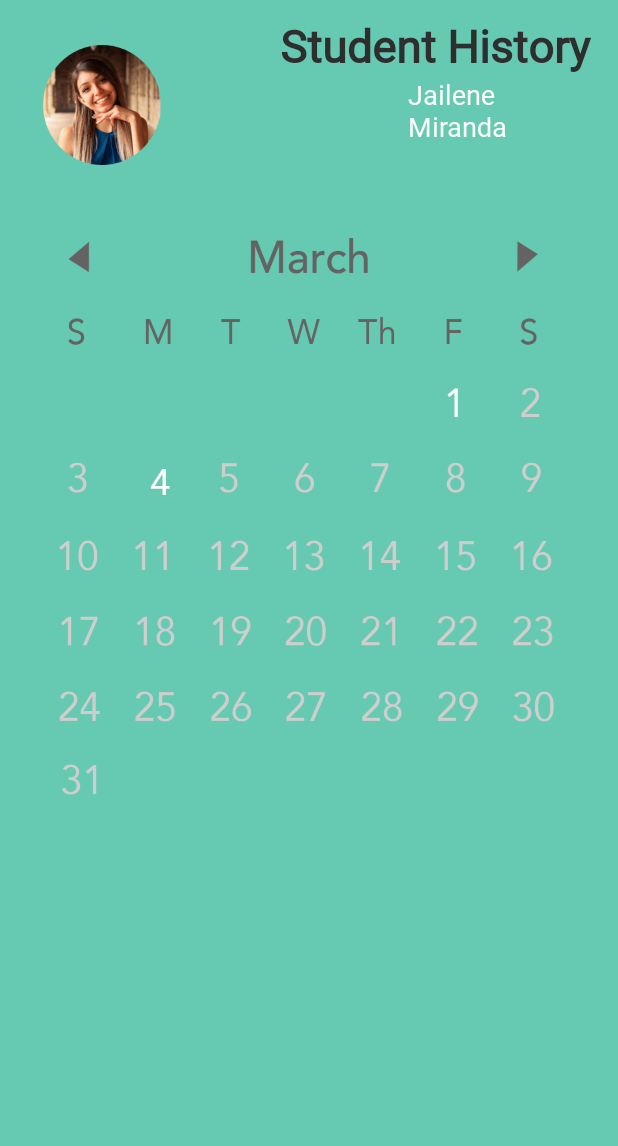
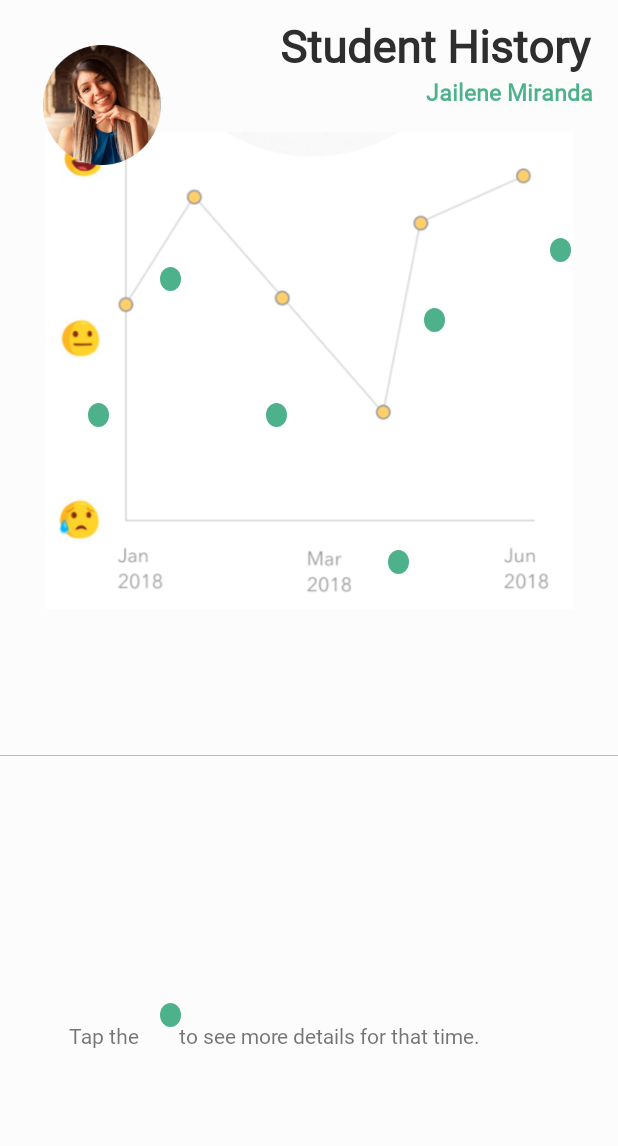
Before and after one commit to educonnect-194h/EduConnect, an Android app: the StudentHistoryActivity screen opened directly, with no data from a screen before it, on a phone screen of 412 x 824 dp, the part 90-1236 px from its top. Run offline under Robolectric (Android 15) with nearby library versions, the phone set to English and light mode, and no system bars.

Commit message:
Revert "database set up and gradle reset"
This reverts commit 71f21a7ff19d26e0aa2bef9535c1b59948c01a3b, reversing
changes made to 3c64cc331ff95e4d0f6301acc27dc0f69298f88b.

```diff
--- a/EduConnectApp/app/src/main/res/drawable/round_graph_button.xml
+++ b/EduConnectApp/app/src/main/res/drawable/round_graph_button.xml
@@ -2,7 +2,7 @@
 <selector xmlns:android="http://schemas.android.com/apk/res/android">
     <item android:state_pressed="false">
         <shape android:shape="oval">
-            <solid android:color="@color/colorPrimaryDark"/>
+            <solid android:color="@color/colorPrimary"/>
         </shape>
     </item>
 </selector>
--- a/EduConnectApp/app/src/main/res/layout/activity_student_detailed_results.xml
+++ b/EduConnectApp/app/src/main/res/layout/activity_student_detailed_results.xml
@@ -11,7 +11,7 @@
         android:layout_height="match_parent"
         android:orientation="vertical"
         android:gravity="center_horizontal"
-        android:background="@color/colorPrimaryDark">
+        android:background="@color/background">
 
 
         <!-- Status Bar Label -->
@@ -35,7 +35,7 @@
         <TextView
             android:layout_width="match_parent"
             android:layout_height="wrap_content"
-            android:text="March 4, 2019"
+            android:text="March 28, 2018"
             android:textSize="25dp"
             android:textColor="@color/darkGray"
             android:fontFamily="@font/avenir"
@@ -51,15 +51,15 @@
             android:text="Jailene was feeling..."
             android:textSize="18dp"
             android:fontFamily="@font/avenir"
-            android:gravity="center"
+            android:layout_marginLeft="20dp"
             android:layout_marginBottom="20dp"/>
 
         <!-- teacher emoji -->
         <ImageView
             android:id="@+id/studentEmoji"
-            android:layout_width="100dp"
-            android:layout_height="100dp"
-            android:src="@drawable/sad" />
+            android:layout_width="50dp"
+            android:layout_height="50dp"
+            android:src="@drawable/very_sad_emoji_icon_png" />
 
         <!-- conjunction... -->
         <TextView
@@ -69,10 +69,8 @@
             android:text="but..."
             android:textSize="18dp"
             android:fontFamily="@font/avenir"
-            android:layout_gravity="center"
-            android:layout_marginLeft="130dp"
+            android:layout_marginLeft="20dp"
             android:layout_marginTop="20dp"/>
-
 
         <!-- explanation -->
         <TextView
@@ -89,15 +87,15 @@
         <!-- Return to Dashboard -->
         <RelativeLayout
             android:layout_width="190dp"
-            android:layout_height="55dp">
+            android:layout_height="45dp">
 
             <ImageButton
                 android:id="@+id/btnBackToDashboard"
                 android:layout_width="match_parent"
-                android:layout_height="250dp"
-                android:background="@drawable/rounded_rectangle_white"
+                android:layout_height="match_parent"
+                android:background="@drawable/dashboard_button_available"
                 android:src="@drawable/back_arrow"
-                android:tint="@color/colorPrimaryDark"
+                android:tint="@color/background"
                 android:scaleType="fitStart"
                 android:paddingVertical="12dp"
                 android:paddingLeft="10dp"
@@ -108,11 +106,9 @@
                 android:layout_width="wrap_content"
                 android:layout_height="wrap_content"
                 android:text="Return to Graph"
-                android:textColor="@color/colorPrimaryDark"
+                android:textColor="@color/background"
                 android:layout_marginLeft="50dp"
                 android:layout_centerVertical="true"
-                android:textSize="18dp"
-                android:textStyle="bold"
                 android:fontFamily="@font/avenir"/>
 
         </RelativeLayout>
--- a/EduConnectApp/app/src/main/res/layout/activity_student_history.xml
+++ b/EduConnectApp/app/src/main/res/layout/activity_student_history.xml
@@ -10,8 +10,14 @@
         android:id="@+id/linearLayout"
         android:layout_width="match_parent"
         android:layout_height="match_parent"
-        android:background="@color/colorPrimaryDark"
+        android:background="@color/background"
         android:orientation="vertical"
+        app:layout_constraintStart_toStartOf="parent"
+        app:layout_constraintBottom_toBottomOf="parent"
+        app:layout_constraintEnd_toEndOf="parent"
+        app:layout_constraintHorizontal_bias="0.0"
+        app:layout_constraintTop_toTopOf="parent"
+        app:layout_constraintVertical_bias="0.118"
         tools:layout_editor_absoluteY="35dp">
 
         <!-- Status Bar Label -->
@@ -53,31 +59,31 @@
             android:layout_width="128dp"
             android:layout_height="wrap_content"
             android:layout_below="@id/statusBar"
-            android:layout_gravity="center"
-            android:layout_marginLeft="130dp"
+            android:layout_gravity="right"
+            android:layout_marginLeft="20dp"
             android:fontFamily="@font/avenir"
             android:text="Jailene Miranda"
-            android:textColor="@color/background"
-            android:textSize="18dp" />
+            android:textColor="@color/colorPrimary"
+            android:textSize="15dp"
+            android:textStyle="bold" />
 
         <!-- Student History section -->
         <LinearLayout
-            android:layout_width="wrap_content"
-            android:layout_height="450dp"
-            android:background="@drawable/emoji_calendar"
-            android:orientation="vertical"
-            android:paddingTop="50dp">
+            android:layout_width="match_parent"
+            android:layout_height="432dp"
+            android:background="@drawable/class_section"
+            android:orientation="vertical">
 
             <!-- student info -->
 
             <!-- action buttons -->
 
-            <!--<ImageView-->
-            <!--android:id="@+id/imageView"-->
-            <!--android:layout_width="match_parent"-->
-            <!--android:layout_height="334dp"-->
-            <!--android:paddingTop="@dimen/activity_horizontal_margin"-->
-            <!--app:srcCompat="@drawable/emoji_calendar" />-->
+            <ImageView
+                android:id="@+id/imageView"
+                android:layout_width="match_parent"
+                android:layout_height="334dp"
+                android:paddingTop="@dimen/activity_horizontal_margin"
+                app:srcCompat="@drawable/studenthistorygraph" />
         </LinearLayout>
 
 
@@ -103,151 +109,155 @@
 
     <ImageView
         android:id="@+id/imageView3"
-        android:layout_width="50dp"
-        android:layout_height="50dp"
-        android:layout_marginTop="200dp"
-        android:layout_marginEnd="280dp"
-        android:layout_marginRight="280dp"
+        android:layout_width="14dp"
+        android:layout_height="16dp"
+        android:layout_marginStart="8dp"
+        android:layout_marginLeft="8dp"
+        android:layout_marginTop="8dp"
+        android:layout_marginEnd="8dp"
+        android:layout_marginRight="8dp"
         android:layout_marginBottom="8dp"
         android:onClick="onGraphButtonClick"
         app:layout_constraintBottom_toBottomOf="parent"
         app:layout_constraintEnd_toEndOf="parent"
+        app:layout_constraintHorizontal_bias="0.259"
+        app:layout_constraintStart_toStartOf="@+id/linearLayout"
         app:layout_constraintTop_toTopOf="parent"
-        app:layout_constraintVertical_bias="0.274"
-        app:srcCompat="@drawable/round_graph_button"/>
+        app:layout_constraintVertical_bias="0.29"
+        app:srcCompat="@drawable/round_graph_button" />
+
+    <ImageView
+        android:id="@+id/imageView8"
+        android:layout_width="14dp"
+        android:layout_height="16dp"
+        android:layout_marginStart="8dp"
+        android:layout_marginLeft="8dp"
+        android:layout_marginTop="8dp"
+        android:layout_marginEnd="8dp"
+        android:layout_marginRight="8dp"
+        android:layout_marginBottom="8dp"
+        app:layout_constraintBottom_toBottomOf="parent"
+        app:layout_constraintEnd_toEndOf="parent"
+        app:layout_constraintHorizontal_bias="0.133"
+        app:layout_constraintStart_toStartOf="@+id/linearLayout"
+        app:layout_constraintTop_toTopOf="parent"
+        app:layout_constraintVertical_bias="0.405"
+        app:srcCompat="@drawable/round_graph_button" />
+
+    <!-- Non functioning Hint button -->
+    <ImageView
+        android:id="@+id/imageView9"
+        android:layout_width="14dp"
+        android:layout_height="16dp"
+        android:layout_marginStart="8dp"
+        android:layout_marginLeft="8dp"
+        android:layout_marginTop="8dp"
+        android:layout_marginEnd="8dp"
+        android:layout_marginRight="8dp"
+        android:layout_marginBottom="8dp"
+        app:layout_constraintBottom_toBottomOf="parent"
+        app:layout_constraintEnd_toEndOf="parent"
+        app:layout_constraintHorizontal_bias="0.259"
+        app:layout_constraintStart_toStartOf="@+id/linearLayout"
+        app:layout_constraintTop_toTopOf="parent"
+        app:layout_constraintVertical_bias="0.91"
+        app:srcCompat="@drawable/round_graph_button" />
+
+    <ImageView
+        android:id="@+id/imageView4"
+        android:layout_width="14dp"
+        android:layout_height="16dp"
+        android:layout_marginStart="8dp"
+        android:layout_marginLeft="8dp"
+        android:layout_marginTop="8dp"
+        android:layout_marginEnd="8dp"
+        android:layout_marginRight="8dp"
+        android:layout_marginBottom="8dp"
+        android:onClick="onGraphButtonClick"
+        app:layout_constraintBottom_toBottomOf="parent"
+        app:layout_constraintEnd_toEndOf="parent"
+        app:layout_constraintHorizontal_bias="0.443"
+        app:layout_constraintStart_toStartOf="@+id/linearLayout"
+        app:layout_constraintTop_toTopOf="parent"
+        app:layout_constraintVertical_bias="0.405"
+        app:srcCompat="@drawable/round_graph_button" />
+
+    <ImageView
+        android:id="@+id/imageView5"
+        android:layout_width="14dp"
+        android:layout_height="16dp"
+        android:layout_marginStart="8dp"
+        android:layout_marginLeft="8dp"
+        android:layout_marginTop="8dp"
+        android:layout_marginEnd="8dp"
+        android:layout_marginRight="8dp"
+        android:layout_marginBottom="8dp"
+        android:onClick="onGraphButtonClick"
+        app:layout_constraintBottom_toBottomOf="parent"
+        app:layout_constraintEnd_toEndOf="parent"
+        app:layout_constraintHorizontal_bias="0.656"
+        app:layout_constraintStart_toStartOf="@+id/linearLayout"
+        app:layout_constraintTop_toTopOf="parent"
+        app:layout_constraintVertical_bias="0.529"
+        app:srcCompat="@drawable/round_graph_button" />
+
+    <ImageView
+        android:id="@+id/imageView6"
+        android:layout_width="14dp"
+        android:layout_height="16dp"
+        android:layout_marginStart="8dp"
+        android:layout_marginLeft="8dp"
+        android:layout_marginTop="8dp"
+        android:layout_marginEnd="8dp"
+        android:layout_marginRight="8dp"
+        android:layout_marginBottom="8dp"
+        android:onClick="onGraphButtonClick"
+        app:layout_constraintBottom_toBottomOf="parent"
+        app:layout_constraintEnd_toEndOf="parent"
+        app:layout_constraintHorizontal_bias="0.719"
+        app:layout_constraintStart_toStartOf="@+id/linearLayout"
+        app:layout_constraintTop_toTopOf="parent"
+        app:layout_constraintVertical_bias="0.325"
+        app:srcCompat="@drawable/round_graph_button" />
+
+    <ImageView
+        android:id="@+id/imageView7"
+        android:layout_width="14dp"
+        android:layout_height="16dp"
+        android:layout_marginStart="8dp"
+        android:layout_marginLeft="8dp"
+        android:layout_marginTop="8dp"
+        android:layout_marginEnd="8dp"
+        android:layout_marginRight="8dp"
+        android:layout_marginBottom="8dp"
+        android:onClick="onGraphButtonClick"
+        app:layout_constraintBottom_toBottomOf="parent"
+        app:layout_constraintEnd_toEndOf="parent"
+        app:layout_constraintHorizontal_bias="0.939"
+        app:layout_constraintStart_toStartOf="@+id/linearLayout"
+        app:layout_constraintTop_toTopOf="parent"
+        app:layout_constraintVertical_bias="0.266"
+        app:srcCompat="@drawable/round_graph_button" />
 
     <TextView
-        android:id="@+id/text3"
-        android:layout_width="50dp"
-        android:layout_height="50dp"
-        android:layout_marginTop="200dp"
-        android:layout_marginEnd="280dp"
-        android:layout_marginRight="280dp"
+        android:layout_width="358dp"
+        android:layout_height="99dp"
+        android:layout_marginStart="8dp"
+        android:layout_marginLeft="8dp"
+        android:layout_marginTop="8dp"
+        android:layout_marginEnd="8dp"
+        android:layout_marginRight="8dp"
         android:layout_marginBottom="8dp"
         android:fontFamily="@font/avenir"
-        android:text="4"
-        android:gravity="center"
-        android:textSize="24dp"
-        android:onClick="onGraphButtonClick"
-        android:textColor="@color/background"
+        android:gravity="bottom"
+        android:padding="30dp"
+        android:text="Tap the        to see more details for that time."
+        android:textSize="14dp"
         app:layout_constraintBottom_toBottomOf="parent"
         app:layout_constraintEnd_toEndOf="parent"
+        app:layout_constraintHorizontal_bias="0.216"
+        app:layout_constraintStart_toStartOf="parent"
         app:layout_constraintTop_toTopOf="parent"
-        app:layout_constraintVertical_bias="0.274"
-        app:srcCompat="@drawable/round_graph_button"/>
-
-    <!--<ImageView-->
-        <!--android:id="@+id/imageView8"-->
-        <!--android:layout_width="14dp"-->
-        <!--android:layout_height="16dp"-->
-        <!--android:layout_marginStart="8dp"-->
-        <!--android:layout_marginLeft="8dp"-->
-        <!--android:layout_marginTop="8dp"-->
-        <!--android:layout_marginEnd="8dp"-->
-        <!--android:layout_marginRight="8dp"-->
-        <!--android:layout_marginBottom="8dp"-->
-        <!--app:layout_constraintBottom_toBottomOf="parent"-->
-        <!--app:layout_constraintEnd_toEndOf="parent"-->
-        <!--app:layout_constraintHorizontal_bias="0.133"-->
-        <!--app:layout_constraintStart_toStartOf="@+id/linearLayout"-->
-        <!--app:layout_constraintTop_toTopOf="parent"-->
-        <!--app:layout_constraintVertical_bias="0.405"-->
-        <!--app:srcCompat="@drawable/round_graph_button" />-->
-
-    <!-- Non functioning Hint button -->
-    <!--<ImageView-->
-        <!--android:id="@+id/imageView9"-->
-        <!--android:layout_width="14dp"-->
-        <!--android:layout_height="16dp"-->
-        <!--android:layout_marginStart="8dp"-->
-        <!--android:layout_marginLeft="8dp"-->
-        <!--android:layout_marginTop="8dp"-->
-        <!--android:layout_marginEnd="8dp"-->
-        <!--android:layout_marginRight="8dp"-->
-        <!--android:layout_marginBottom="8dp"-->
-        <!--app:layout_constraintBottom_toBottomOf="parent"-->
-        <!--app:layout_constraintEnd_toEndOf="parent"-->
-        <!--app:layout_constraintHorizontal_bias="0.259"-->
-        <!--app:layout_constraintStart_toStartOf="@+id/linearLayout"-->
-        <!--app:layout_constraintTop_toTopOf="parent"-->
-        <!--app:layout_constraintVertical_bias="0.91"-->
-        <!--app:srcCompat="@drawable/round_graph_button" />-->
-
-    <!--<ImageView-->
-        <!--android:id="@+id/imageView4"-->
-        <!--android:layout_width="14dp"-->
-        <!--android:layout_height="16dp"-->
-        <!--android:layout_marginStart="8dp"-->
-        <!--android:layout_marginLeft="8dp"-->
-        <!--android:layout_marginTop="8dp"-->
-        <!--android:layout_marginEnd="8dp"-->
-        <!--android:layout_marginRight="8dp"-->
-        <!--android:layout_marginBottom="8dp"-->
-        <!--android:onClick="onGraphButtonClick"-->
-        <!--app:layout_constraintBottom_toBottomOf="parent"-->
-        <!--app:layout_constraintEnd_toEndOf="parent"-->
-        <!--app:layout_constraintHorizontal_bias="0.443"-->
-        <!--app:layout_constraintStart_toStartOf="@+id/linearLayout"-->
-        <!--app:layout_constraintTop_toTopOf="parent"-->
-        <!--app:layout_constraintVertical_bias="0.405"-->
-        <!--app:srcCompat="@drawable/round_graph_button" />-->
-
-    <!--<ImageView-->
-        <!--android:id="@+id/imageView5"-->
-        <!--android:layout_width="14dp"-->
-        <!--android:layout_height="16dp"-->
-        <!--android:layout_marginStart="8dp"-->
-        <!--android:layout_marginLeft="8dp"-->
-        <!--android:layout_marginTop="8dp"-->
-        <!--android:layout_marginEnd="8dp"-->
-        <!--android:layout_marginRight="8dp"-->
-        <!--android:layout_marginBottom="8dp"-->
-        <!--android:onClick="onGraphButtonClick"-->
-        <!--app:layout_constraintBottom_toBottomOf="parent"-->
-        <!--app:layout_constraintEnd_toEndOf="parent"-->
-        <!--app:layout_constraintHorizontal_bias="0.656"-->
-        <!--app:layout_constraintStart_toStartOf="@+id/linearLayout"-->
-        <!--app:layout_constraintTop_toTopOf="parent"-->
-        <!--app:layout_constraintVertical_bias="0.529"-->
-        <!--app:srcCompat="@drawable/round_graph_button" />-->
-
-    <!--<ImageView-->
-        <!--android:id="@+id/imageView6"-->
-        <!--android:layout_width="14dp"-->
-        <!--android:layout_height="16dp"-->
-        <!--android:layout_marginStart="8dp"-->
-        <!--android:layout_marginLeft="8dp"-->
-        <!--android:layout_marginTop="8dp"-->
-        <!--android:layout_marginEnd="8dp"-->
-        <!--android:layout_marginRight="8dp"-->
-        <!--android:layout_marginBottom="8dp"-->
-        <!--android:onClick="onGraphButtonClick"-->
-        <!--app:layout_constraintBottom_toBottomOf="parent"-->
-        <!--app:layout_constraintEnd_toEndOf="parent"-->
-        <!--app:layout_constraintHorizontal_bias="0.719"-->
-        <!--app:layout_constraintStart_toStartOf="@+id/linearLayout"-->
-        <!--app:layout_constraintTop_toTopOf="parent"-->
-        <!--app:layout_constraintVertical_bias="0.325"-->
-        <!--app:srcCompat="@drawable/round_graph_button" />-->
-
-    <!--<ImageView-->
-        <!--android:id="@+id/imageView7"-->
-        <!--android:layout_width="14dp"-->
-        <!--android:layout_height="16dp"-->
-        <!--android:layout_marginStart="8dp"-->
-        <!--android:layout_marginLeft="8dp"-->
-        <!--android:layout_marginTop="8dp"-->
-        <!--android:layout_marginEnd="8dp"-->
-        <!--android:layout_marginRight="8dp"-->
-        <!--android:layout_marginBottom="8dp"-->
-        <!--android:onClick="onGraphButtonClick"-->
-        <!--app:layout_constraintBottom_toBottomOf="parent"-->
-        <!--app:layout_constraintEnd_toEndOf="parent"-->
-        <!--app:layout_constraintHorizontal_bias="0.939"-->
-        <!--app:layout_constraintStart_toStartOf="@+id/linearLayout"-->
-        <!--app:layout_constraintTop_toTopOf="parent"-->
-        <!--app:layout_constraintVertical_bias="0.266"-->
-        <!--app:srcCompat="@drawable/round_graph_button" />-->
-
+        app:layout_constraintVertical_bias="0.963" />
 
 </android.support.constraint.ConstraintLayout>
```
Also changed, not shown: EduConnectApp/app/src/main/res/drawable/algebra2.png (deleted), EduConnectApp/app/src/main/res/drawable/emoji_calendar.png (deleted).
